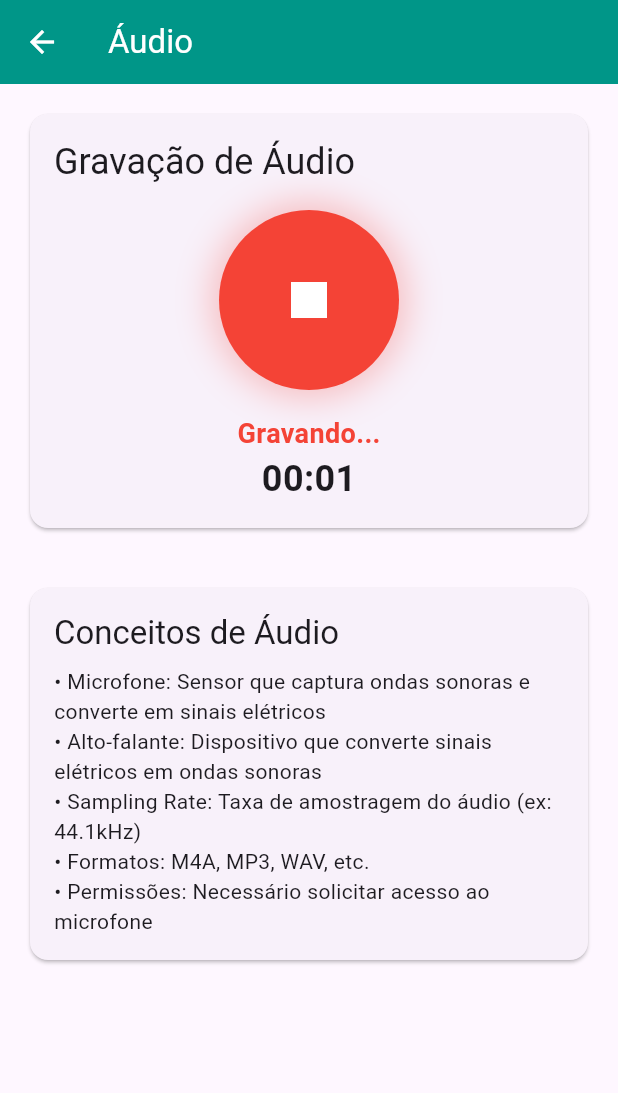
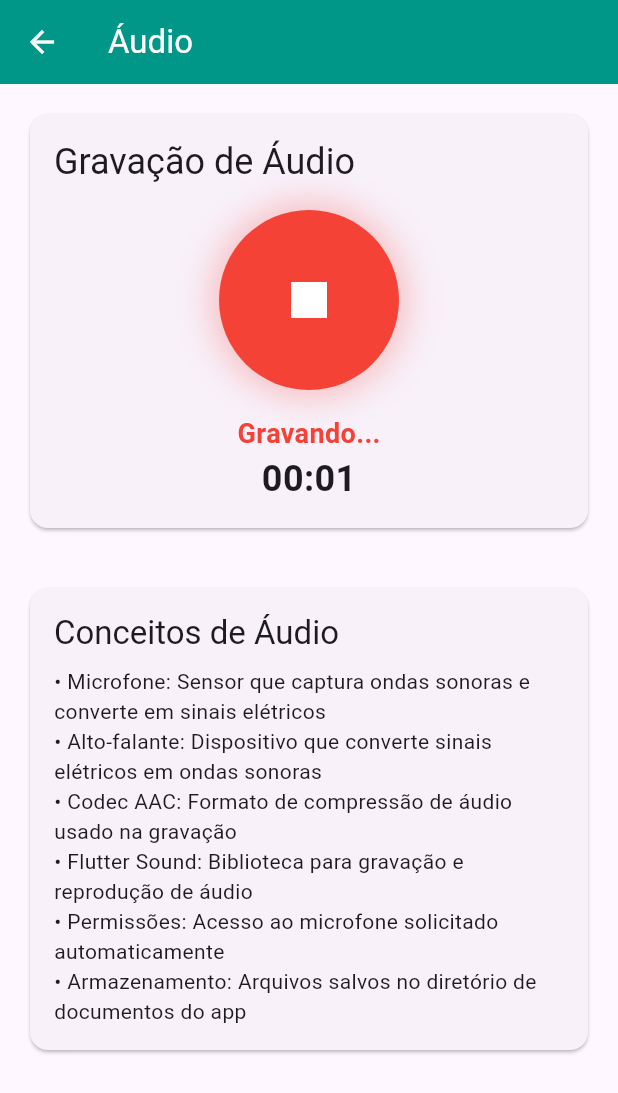
Before and after one commit to dannmf/flutter_hardware_resources, a Flutter app: the AudioPage screen opened directly, after a tap on the "mic" icon, on a phone screen of 412 x 824 dp. Shown: the top 1093 px of the screen. Run offline on Flutter 3.47's test engine with Material 3 defaults, Android fonts, the phone set to English and light mode, and no system bars; our stand-ins replace camera, connectivity_plus, flutter_blue_plus, flutter_map, geocoding, geolocator and 4 more; missing offline and left inert: flutter_sound, network_info_plus; statements that could not run were skipped.

Commit message:
✨feat: add audio page

```diff
--- a/lib/pages/audio_page.dart
+++ b/lib/pages/audio_page.dart
@@ -1,6 +1,5 @@
 import 'package:flutter/material.dart';
-import 'package:audioplayers/audioplayers.dart';
-import 'dart:async';
+import '../controllers/audio_controller.dart';
 
 class AudioPage extends StatefulWidget {
   const AudioPage({super.key});
@@ -10,88 +9,75 @@ class AudioPage extends StatefulWidget {
 }
 
 class _AudioPageState extends State<AudioPage> {
-  final AudioPlayer _audioPlayer = AudioPlayer();
-
-  bool _isRecording = false;
-  bool _isPlaying = false;
-  bool _hasRecording = false;
-  Duration _recordingDuration = Duration.zero;
-  Timer? _recordingTimer;
+  late AudioController _controller;
 
   @override
   void initState() {
     super.initState();
+    _controller = AudioController();
+    _controller.addListener(_onControllerUpdate);
+    _initializeAudio();
+  }
+
+  void _onControllerUpdate() {
+    if (mounted) {
+      setState(() {});
+    }
+  }
+
+  Future<void> _initializeAudio() async {
+    final error = await _controller.initializeAudio();
+    if (error != null && mounted) {
+      ScaffoldMessenger.of(context).showSnackBar(
+        SnackBar(content: Text(error)),
+      );
+    }
   }
 
   Future<void> _startRecording() async {
-    // Simulação de gravação para compatibilidade multiplataforma
-    setState(() {
-      _isRecording = true;
-      _recordingDuration = Duration.zero;
-    });
-
-    _recordingTimer = Timer.periodic(const Duration(seconds: 1), (timer) {
-      setState(() {
-        _recordingDuration = Duration(seconds: timer.tick);
-      });
-    });
+    final error = await _controller.startRecording();
+    if (error != null && mounted) {
+      ScaffoldMessenger.of(context).showSnackBar(
+        SnackBar(content: Text(error)),
+      );
+    }
   }
 
   Future<void> _stopRecording() async {
-    _recordingTimer?.cancel();
-
-    setState(() {
-      _isRecording = false;
-      _hasRecording = true;
-    });
-
-    if (mounted) {
+    final error = await _controller.stopRecording();
+    if (error == null && mounted) {
       ScaffoldMessenger.of(context).showSnackBar(
-        const SnackBar(content: Text('Gravação simulada concluída!')),
+        const SnackBar(content: Text('Gravação concluída!')),
+      );
+    } else if (error != null && mounted) {
+      ScaffoldMessenger.of(context).showSnackBar(
+        SnackBar(content: Text(error)),
       );
     }
   }
 
   Future<void> _playRecording() async {
-    if (_hasRecording) {
-      try {
-        // Simular reprodução de áudio
-        setState(() {
-          _isPlaying = true;
-        });
-
-        // Simular duração de reprodução
-        Timer(const Duration(seconds: 3), () {
-          if (mounted) {
-            setState(() {
-              _isPlaying = false;
-            });
-          }
-        });
-      } catch (e) {
-        print('Erro ao reproduzir áudio: $e');
-      }
+    final error = await _controller.playRecording();
+    if (error != null && mounted) {
+      ScaffoldMessenger.of(context).showSnackBar(
+        SnackBar(content: Text(error)),
+      );
     }
   }
 
   Future<void> _stopPlaying() async {
-    await _audioPlayer.stop();
-    setState(() {
-      _isPlaying = false;
-    });
-  }
-
-  String _formatDuration(Duration duration) {
-    String twoDigits(int n) => n.toString().padLeft(2, '0');
-    final minutes = twoDigits(duration.inMinutes.remainder(60));
-    final seconds = twoDigits(duration.inSeconds.remainder(60));
-    return '$minutes:$seconds';
+    final error = await _controller.stopPlaying();
+    if (error != null && mounted) {
+      ScaffoldMessenger.of(context).showSnackBar(
+        SnackBar(content: Text(error)),
+      );
+    }
   }
 
   @override
   void dispose() {
-    _audioPlayer.dispose();
-    _recordingTimer?.cancel();
+    _controller.removeListener(_onControllerUpdate);
+    _controller.dispose();
     super.dispose();
   }
 
@@ -127,10 +113,10 @@ class _AudioPageState extends State<AudioPage> {
                             height: 120,
                             decoration: BoxDecoration(
                               shape: BoxShape.circle,
-                              color: _isRecording
+                              color: _controller.isRecording
                                   ? Colors.red
                                   : Colors.grey[300],
-                              boxShadow: _isRecording
+                              boxShadow: _controller.isRecording
                                   ? [
                                       BoxShadow(
                                         color: Colors.red.withOpacity(0.3),
@@ -141,18 +127,18 @@ class _AudioPageState extends State<AudioPage> {
                                   : null,
                             ),
                             child: IconButton(
-                              onPressed: _isRecording
+                              onPressed: _controller.isRecording
                                   ? _stopRecording
                                   : _startRecording,
                               icon: Icon(
-                                _isRecording ? Icons.stop : Icons.mic,
+                                _controller.isRecording ? Icons.stop : Icons.mic,
                                 size: 48,
                                 color: Colors.white,
                               ),
                             ),
                           ),
                           const SizedBox(height: 16),
-                          if (_isRecording) ...[
+                          if (_controller.isRecording) ...[
                             Text(
                               'Gravando...',
                               style: TextStyle(
@@ -162,7 +148,7 @@ class _AudioPageState extends State<AudioPage> {
                               ),
                             ),
                             Text(
-                              _formatDuration(_recordingDuration),
+                              _controller.formatDuration(_controller.recordingDuration),
                               style: const TextStyle(
                                 fontSize: 24,
                                 fontWeight: FontWeight.bold,
@@ -182,7 +168,7 @@ class _AudioPageState extends State<AudioPage> {
               ),
             ),
             const SizedBox(height: 16),
-            if (_hasRecording) ...[
+            if (_controller.hasRecording) ...[
               Card(
                 child: Padding(
                   padding: const EdgeInsets.all(16.0),
@@ -198,17 +184,17 @@ class _AudioPageState extends State<AudioPage> {
                         mainAxisAlignment: MainAxisAlignment.spaceEvenly,
                         children: [
                           ElevatedButton.icon(
-                            onPressed: _isPlaying
+                            onPressed: _controller.isPlaying
                                 ? _stopPlaying
                                 : _playRecording,
                             icon: Icon(
-                              _isPlaying ? Icons.stop : Icons.play_arrow,
+                              _controller.isPlaying ? Icons.stop : Icons.play_arrow,
                             ),
-                            label: Text(_isPlaying ? 'Parar' : 'Reproduzir'),
+                            label: Text(_controller.isPlaying ? 'Parar' : 'Reproduzir'),
                           ),
                         ],
                       ),
-                      if (_isPlaying) ...[
+                      if (_controller.isPlaying) ...[
                         const SizedBox(height: 12),
                         const Center(
                           child: Text(
@@ -240,9 +226,10 @@ class _AudioPageState extends State<AudioPage> {
                     const Text(
                       '• Microfone: Sensor que captura ondas sonoras e converte em sinais elétricos\n'
                       '• Alto-falante: Dispositivo que converte sinais elétricos em ondas sonoras\n'
-                      '• Sampling Rate: Taxa de amostragem do áudio (ex: 44.1kHz)\n'
-                      '• Formatos: M4A, MP3, WAV, etc.\n'
-                      '• Permissões: Necessário solicitar acesso ao microfone',
+                      '• Codec AAC: Formato de compressão de áudio usado na gravação\n'
+                      '• Flutter Sound: Biblioteca para gravação e reprodução de áudio\n'
+                      '• Permissões: Acesso ao microfone solicitado automaticamente\n'
+                      '• Armazenamento: Arquivos salvos no diretório de documentos do app',
                       style: TextStyle(fontSize: 14),
                     ),
                   ],
```
